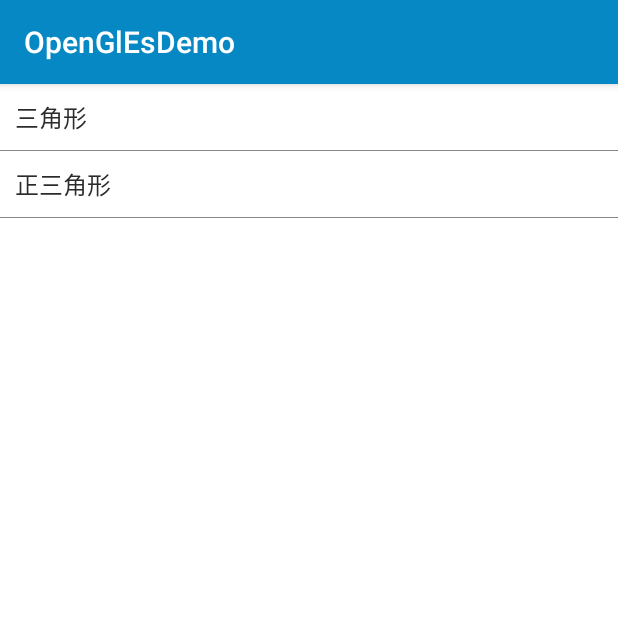
After one commit to Yobin123/OpenGlesDemo, an Android app: the ChooseActivity screen opened directly, with no data from a screen before it, on a phone screen of 412 x 824 dp, the top half of it. The commit adds this screen. Run offline under Robolectric (Android 15) with nearby library versions, the phone set to English and light mode, and no system bars.

Commit message:
绘制三角形，以及正三角形

```diff
--- /dev/null
+++ b/app/src/main/java/yobin_he/com/openglesdemo/ChooseActivity.java
@@ -0,0 +1,108 @@
+package yobin_he.com.openglesdemo;
+
+import android.content.Context;
+import android.content.Intent;
+import android.support.v7.app.AppCompatActivity;
+import android.os.Bundle;
+import android.view.LayoutInflater;
+import android.view.View;
+import android.view.ViewGroup;
+import android.widget.AdapterView;
+import android.widget.BaseAdapter;
+import android.widget.ListView;
+import android.widget.TextView;
+
+import java.util.ArrayList;
+
+import yobin_he.com.openglesdemo.render.Triangle;
+import yobin_he.com.openglesdemo.render.TriangleWithCamera;
+
+public class ChooseActivity extends AppCompatActivity {
+    private Context mContext;
+    private ListView mList;
+    private ArrayList<Data> mData;
+
+    @Override
+    protected void onCreate(Bundle savedInstanceState) {
+        super.onCreate(savedInstanceState);
+        setContentView(R.layout.activity_choose);
+        mContext = this;
+        init();
+    }
+
+    private void init() {
+        initData();
+        mList = (ListView) findViewById(R.id.mList);
+        mList.setAdapter(new Adapter());
+        mList.setOnItemClickListener(new AdapterView.OnItemClickListener() {
+            @Override
+            public void onItemClick(AdapterView<?> parent, View view, int position, long id) {
+                Intent intent = new Intent();
+                intent.putExtra("name", mData.get(position).clazz);
+                setResult(RESULT_OK, intent);
+                finish();
+            }
+        });
+    }
+
+    private void initData() {
+        mData = new ArrayList<>();
+        add("三角形", Triangle.class);
+        add("正三角形", TriangleWithCamera.class);
+
+    }
+
+    private class Data {
+        String showName;
+        Class<?> clazz;
+    }
+
+    private void add(String showName, Class<?> clazz) {
+        Data data = new Data();
+        data.clazz = clazz;
+        data.showName = showName;
+        mData.add(data);
+    }
+
+
+    private class Adapter extends BaseAdapter {
+
+        @Override
+        public int getCount() {
+            return mData.size();
+        }
+
+        @Override
+        public Object getItem(int position) {
+            return mData.get(position);
+        }
+
+        @Override
+        public long getItemId(int position) {
+            return position;
+        }
+
+        @Override
+        public View getView(int position, View convertView, ViewGroup parent) {
+            if (convertView == null) {
+                convertView = LayoutInflater.from(mContext).inflate(R.layout.item_choose, parent, false);
+                convertView.setTag(new ViewHolder(convertView));
+            }
+            ViewHolder holder = (ViewHolder) convertView.getTag();
+            holder.setData(mData.get(position));
+            return convertView;
+        }
+
+        private class ViewHolder {
+            private TextView mName;
+
+            public ViewHolder(View parent) {
+                mName = (TextView) parent.findViewById(R.id.mName);
+            }
+
+            public void setData(Data data) {
+                mName.setText(data.showName);
+            }
+        }
+    }
+}
--- a/app/src/main/java/yobin_he/com/openglesdemo/MainActivity.java
+++ b/app/src/main/java/yobin_he/com/openglesdemo/MainActivity.java
@@ -95,4 +95,5 @@ public class MainActivity extends BaseActivity implements View.OnClickListener{
     }
 
 
+
 }
--- /dev/null
+++ b/app/src/main/res/layout/activity_choose.xml
@@ -0,0 +1,13 @@
+<?xml version="1.0" encoding="utf-8"?>
+<LinearLayout xmlns:android="http://schemas.android.com/apk/res/android"
+    android:orientation="vertical" android:layout_width="match_parent"
+    android:layout_height="match_parent"
+    android:background="@color/bg">
+    <ListView
+        android:layout_width="match_parent"
+        android:layout_height="match_parent"
+        android:divider="#888888"
+        android:dividerHeight="1px"
+        android:id="@+id/mList">
+    </ListView>
+</LinearLayout>
--- /dev/null
+++ b/app/src/main/res/layout/item_choose.xml
@@ -0,0 +1,12 @@
+<?xml version="1.0" encoding="utf-8"?>
+<RelativeLayout xmlns:android="http://schemas.android.com/apk/res/android"
+    android:layout_width="match_parent"
+    android:layout_height="wrap_content" >
+    <TextView
+        android:layout_width="match_parent"
+        android:layout_height="wrap_content"
+        android:textSize="@dimen/theme_text_normal"
+        android:padding="@dimen/theme_normal_padding"
+        android:textColor="@color/theme_text_normal"
+        android:id="@+id/mName"/>
+</RelativeLayout>
--- a/app/src/main/res/values/colors.xml
+++ b/app/src/main/res/values/colors.xml
@@ -1,6 +1,12 @@
 <?xml version="1.0" encoding="utf-8"?>
 <resources>
-    <color name="colorPrimary">#3F51B5</color>
-    <color name="colorPrimaryDark">#303F9F</color>
+    <color name="colorPrimary">#0688c4</color>
+    <color name="colorPrimaryFocus">#FF444444</color>
+    <color name="colorPrimaryDark">#DD0688c4</color>
     <color name="colorAccent">#FF4081</color>
+    <color name="titleBg">#FF111111</color>
+    <color name="titleTextColor">#FFFFFFFF</color>
+
+    <color name="bg">#FFFFFFFF</color>
+    <color name="theme_text_normal">#FF2B2B2B</color>
 </resources>
--- /dev/null
+++ b/app/src/main/res/values/dimens.xml
@@ -0,0 +1,8 @@
+<resources>
+    <!-- Default screen margins, per the Android Design guidelines. -->
+    <dimen name="activity_horizontal_margin">16dp</dimen>
+    <dimen name="activity_vertical_margin">16dp</dimen>
+
+    <dimen name="theme_normal_padding">10dp</dimen>
+    <dimen name="theme_text_normal">16sp</dimen>
+</resources>
```
Also changed, not shown: app/src/main/AndroidManifest.xml (+6 -3 lines), app/src/main/java/yobin_he/com/openglesdemo/render/FGLViewActivity.java (+11 -1 lines), app/src/main/java/yobin_he/com/openglesdemo/render/Triangle.java (added, +139 -0 lines), app/src/main/java/yobin_he/com/openglesdemo/render/TriangleWithCamera.java (added, +150 -0 lines).
